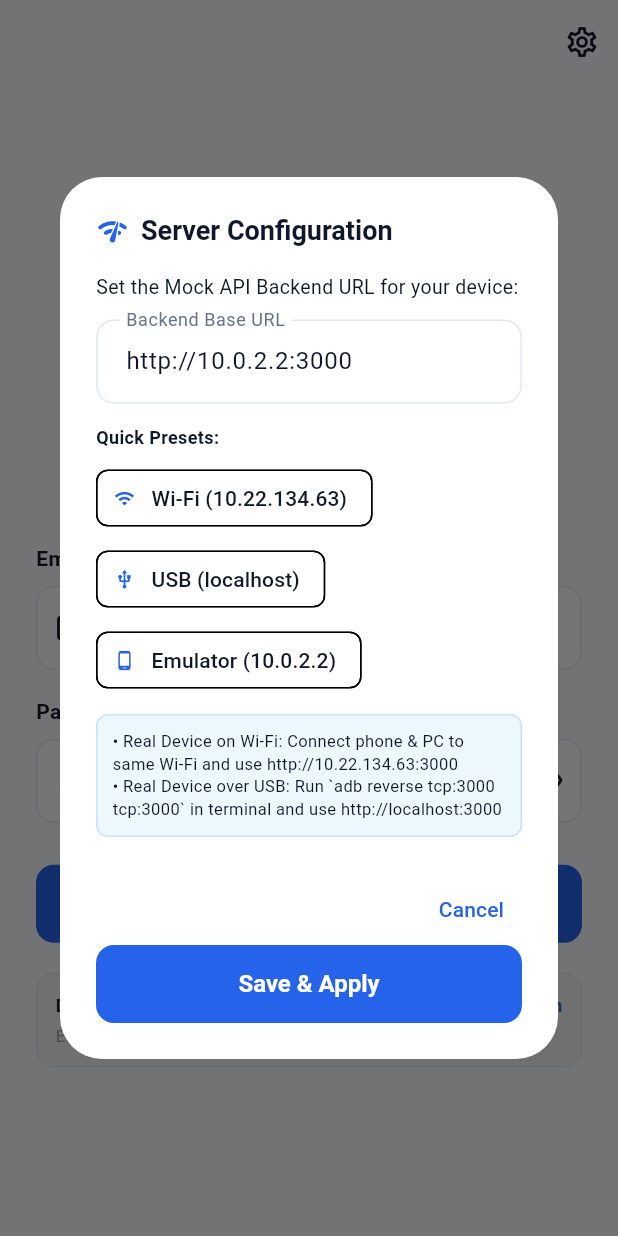
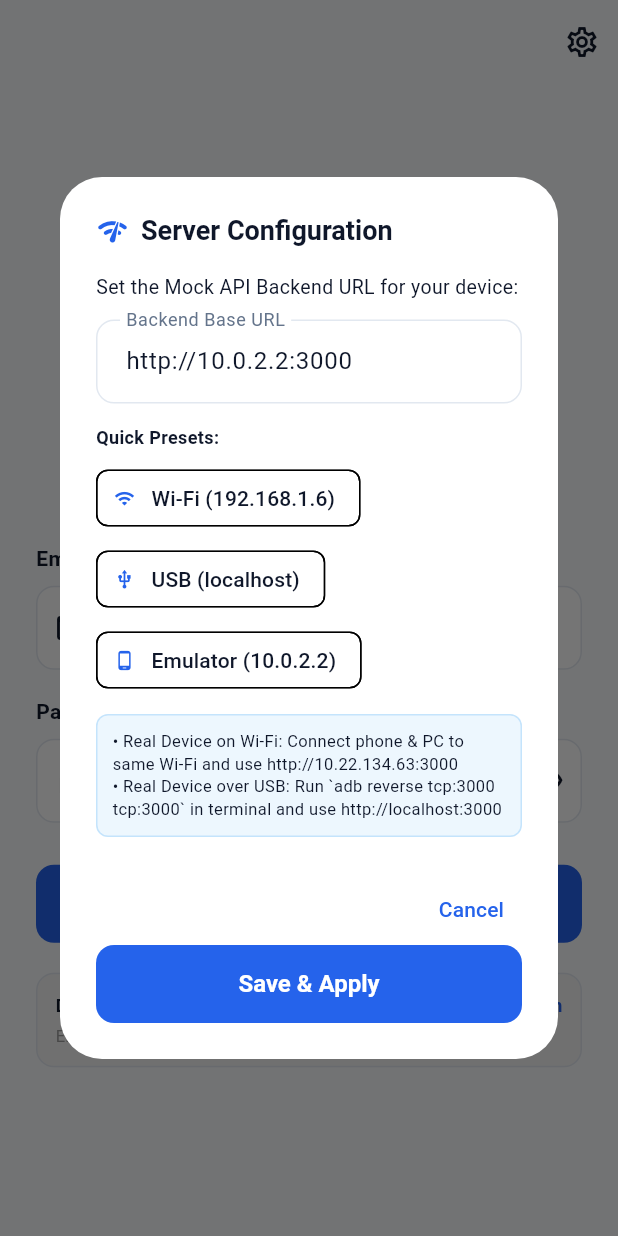
Before and after one commit to kavitapatelofficial/jstack_assignment, a Flutter app: the screen it shows after launch, after a tap on the "settings" icon, on a phone screen of 412 x 824 dp. Run offline on Flutter 3.47's test engine with Material 3 defaults, Android fonts, the phone set to English and light mode, and no system bars; our stand-ins replace dio, go_router, shared_preferences; accounts and stored records are empty.

Commit message:
feat: add release APK without debugger and update default Wi-Fi preset

```diff
--- a/lib/presentation/views/auth/login_screen.dart
+++ b/lib/presentation/views/auth/login_screen.dart
@@ -73,7 +73,7 @@ class _LoginScreenState extends State<LoginScreen> {
                   controller: controller,
                   decoration: const InputDecoration(
                     labelText: 'Backend Base URL',
-                    hintText: 'http://10.22.134.63:3000',
+                    hintText: 'http://192.168.1.6:3000',
                   ),
                 ),
                 const SizedBox(height: 14),
@@ -88,10 +88,10 @@ class _LoginScreenState extends State<LoginScreen> {
                   children: [
                     ActionChip(
                       avatar: const Icon(Icons.wifi, size: 14),
-                      label: const Text('Wi-Fi (10.22.134.63)'),
+                      label: const Text('Wi-Fi (192.168.1.6)'),
                       onPressed: () {
                         setDialogState(() {
-                          controller.text = 'http://10.22.134.63:3000';
+                          controller.text = 'http://192.168.1.6:3000';
                         });
                       },
                     ),
```
